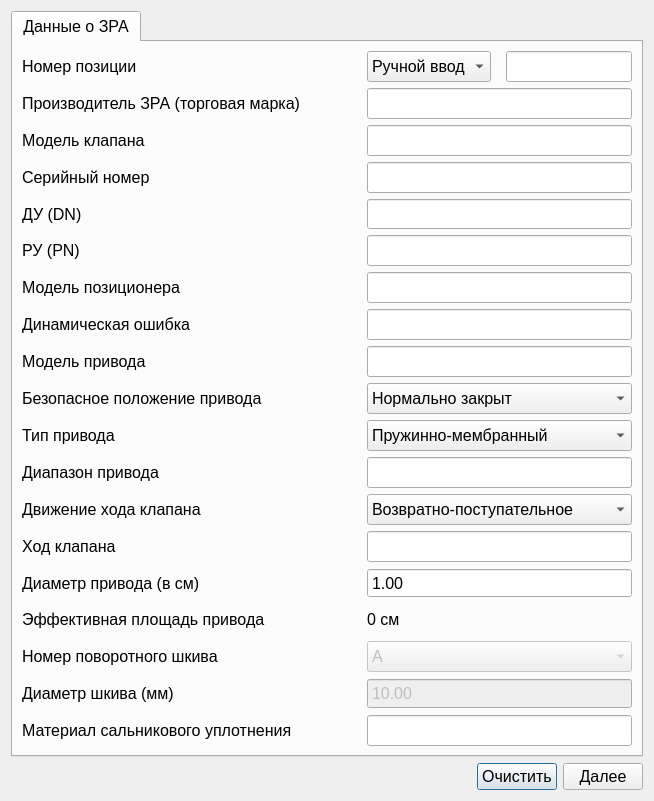
Before: the Qt Designer form ValveWindow.ui in Rekvim/MpiSki, drawn with Qt 5.
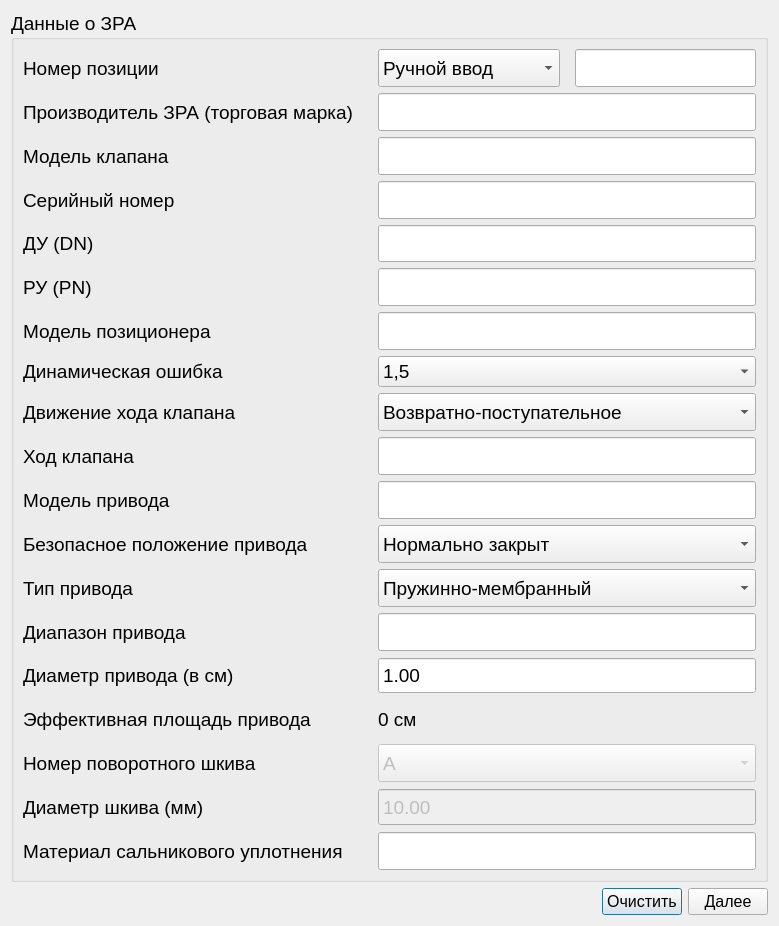
After: the same form once the commit is applied.

What changed in the file:
```diff
--- a/ValveWindow.ui
+++ b/ValveWindow.ui
@@ -6,8 +6,8 @@
    <rect>
     <x>0</x>
     <y>0</y>
-    <width>654</width>
-    <height>801</height>
+    <width>779</width>
+    <height>926</height>
    </rect>
   </property>
   <property name="sizePolicy">
@@ -26,31 +26,22 @@
   </property>
   <layout class="QVBoxLayout" name="verticalLayout_2">
    <item>
-    <widget class="QTabWidget" name="tabWidget">
+    <widget class="QGroupBox" name="groupBox">
      <property name="sizePolicy">
       <sizepolicy hsizetype="Expanding" vsizetype="Expanding">
        <horstretch>0</horstretch>
        <verstretch>0</verstretch>
       </sizepolicy>
      </property>
-     <property name="minimumSize">
-      <size>
-       <width>330</width>
-       <height>0</height>
-      </size>
-     </property>
      <property name="font">
       <font>
-       <pointsize>12</pointsize>
+       <family>Segoe UI</family>
+       <pointsize>14</pointsize>
       </font>
      </property>
-     <property name="currentIndex">
-      <number>0</number>
-     </property>
-     <widget class="QWidget" name="tab">
-      <attribute name="title">
+     <property name="title">
        <string>Данные о ЗРА</string>
-      </attribute>
+     </property>
       <layout class="QVBoxLayout" name="verticalLayout">
        <item>
         <layout class="QHBoxLayout" name="horizontalLayout_positionNumber">
@@ -67,16 +58,22 @@
            </property>
            <property name="minimumSize">
             <size>
-             <width>330</width>
+            <width>340</width>
              <height>0</height>
             </size>
            </property>
            <property name="maximumSize">
             <size>
-             <width>330</width>
+            <width>340</width>
              <height>16777215</height>
             </size>
            </property>
+          <property name="font">
+           <font>
+            <family>Segoe UI</family>
+            <pointsize>14</pointsize>
+           </font>
+          </property>
            <property name="text">
             <string>Номер позиции</string>
            </property>
@@ -90,6 +87,12 @@
              <verstretch>0</verstretch>
             </sizepolicy>
            </property>
+          <property name="font">
+           <font>
+            <family>Segoe UI</family>
+            <pointsize>14</pointsize>
+           </font>
+          </property>
            <item>
             <property name="text">
              <string>Ручной ввод</string>
@@ -111,6 +114,12 @@
              <height>0</height>
             </size>
            </property>
+          <property name="font">
+           <font>
+            <family>Segoe UI</family>
+            <pointsize>14</pointsize>
+           </font>
+          </property>
           </widget>
          </item>
         </layout>
@@ -130,10 +139,16 @@
            </property>
            <property name="maximumSize">
             <size>
-             <width>330</width>
+            <width>340</width>
              <height>16777215</height>
             </size>
            </property>
+          <property name="font">
+           <font>
+            <family>Segoe UI</family>
+            <pointsize>14</pointsize>
+           </font>
+          </property>
            <property name="text">
             <string>Производитель ЗРА (торговая марка)</string>
            </property>
@@ -153,6 +168,12 @@
              <height>0</height>
             </size>
            </property>
+          <property name="font">
+           <font>
+            <family>Segoe UI</family>
+            <pointsize>14</pointsize>
+           </font>
+          </property>
           </widget>
          </item>
         </layout>
@@ -178,10 +199,16 @@
            </property>
            <property name="maximumSize">
             <size>
-             <width>330</width>
+            <width>340</width>
              <height>16777215</height>
             </size>
            </property>
+          <property name="font">
+           <font>
+            <family>Segoe UI</family>
+            <pointsize>14</pointsize>
+           </font>
+          </property>
            <property name="text">
             <string>Модель клапана</string>
            </property>
@@ -201,6 +228,12 @@
              <height>0</height>
             </size>
            </property>
+          <property name="font">
+           <font>
+            <family>Segoe UI</family>
+            <pointsize>14</pointsize>
+           </font>
+          </property>
           </widget>
          </item>
         </layout>
@@ -226,10 +259,16 @@
            </property>
            <property name="maximumSize">
             <size>
-             <width>330</width>
+            <width>340</width>
              <height>16777215</height>
             </size>
            </property>
+          <property name="font">
+           <font>
+            <family>Segoe UI</family>
+            <pointsize>14</pointsize>
+           </font>
+          </property>
            <property name="text">
             <string>Серийный номер</string>
            </property>
@@ -249,6 +288,12 @@
              <height>0</height>
             </size>
            </property>
+          <property name="font">
+           <font>
+            <family>Segoe UI</family>
+            <pointsize>14</pointsize>
+           </font>
+          </property>
           </widget>
          </item>
         </layout>
@@ -274,10 +319,16 @@
            </property>
            <property name="maximumSize">
             <size>
-             <width>330</width>
+            <width>340</width>
              <height>16777215</height>
             </size>
            </property>
+          <property name="font">
+           <font>
+            <family>Segoe UI</family>
+            <pointsize>14</pointsize>
+           </font>
+          </property>
            <property name="text">
             <string>ДУ (DN)</string>
            </property>
@@ -297,6 +348,12 @@
              <height>0</height>
             </size>
            </property>
+          <property name="font">
+           <font>
+            <family>Segoe UI</family>
+            <pointsize>14</pointsize>
+           </font>
+          </property>
           </widget>
          </item>
         </layout>
@@ -322,10 +379,16 @@
            </property>
            <property name="maximumSize">
             <size>
-             <width>330</width>
+            <width>340</width>
              <height>16777215</height>
             </size>
            </property>
+          <property name="font">
+           <font>
+            <family>Segoe UI</family>
+            <pointsize>14</pointsize>
+           </font>
+          </property>
            <property name="text">
             <string>РУ (PN)</string>
            </property>
@@ -345,6 +408,12 @@
              <height>0</height>
             </size>
            </property>
+          <property name="font">
+           <font>
+            <family>Segoe UI</family>
+            <pointsize>14</pointsize>
+           </font>
+          </property>
           </widget>
          </item>
         </layout>
@@ -370,10 +439,16 @@
            </property>
            <property name="maximumSize">
             <size>
-             <width>330</width>
+            <width>340</width>
              <height>16777215</height>
             </size>
            </property>
+          <property name="font">
+           <font>
+            <family>Segoe UI</family>
+            <pointsize>14</pointsize>
+           </font>
+          </property>
            <property name="text">
             <string>Модель позиционера</string>
            </property>
@@ -393,6 +468,12 @@
              <height>0</height>
             </size>
            </property>
+          <property name="font">
+           <font>
+            <family>Segoe UI</family>
+            <pointsize>14</pointsize>
+           </font>
+          </property>
           </widget>
          </item>
         </layout>
@@ -418,17 +499,50 @@
            </property>
            <property name="maximumSize">
             <size>
-             <width>330</width>
+            <width>340</width>
              <height>16777215</height>
             </size>
            </property>
+          <property name="font">
+           <font>
+            <family>Segoe UI</family>
+            <pointsize>14</pointsize>
+           </font>
+          </property>
            <property name="text">
             <string>Динамическая ошибка</string>
            </property>
           </widget>
          </item>
          <item>
-          <widget class="QLineEdit" name="lineEdit_dinamicError">
+         <widget class="QComboBox" name="comboBox_dinamicError">
+          <property name="font">
+           <font>
+            <family>Segoe UI</family>
+            <pointsize>14</pointsize>
+           </font>
+          </property>
+          <item>
+           <property name="text">
+            <string>1,5</string>
+           </property>
+          </item>
+          <item>
+           <property name="text">
+            <string>2,5</string>
+           </property>
+          </item>
+         </widget>
+        </item>
+       </layout>
+      </item>
+      <item>
+       <layout class="QHBoxLayout" name="horizontalLayout_strokeMovement">
+        <property name="spacing">
+         <number>15</number>
+        </property>
+        <item>
+         <widget class="QLabel" name="label_strokeMovement">
            <property name="sizePolicy">
             <sizepolicy hsizetype="Preferred" vsizetype="Preferred">
              <horstretch>0</horstretch>
@@ -437,9 +551,116 @@
            </property>
            <property name="minimumSize">
             <size>
+            <width>330</width>
+            <height>0</height>
+           </size>
+          </property>
+          <property name="maximumSize">
+           <size>
+            <width>340</width>
+            <height>16777215</height>
+           </size>
+          </property>
+          <property name="font">
+           <font>
+            <family>Segoe UI</family>
+            <pointsize>14</pointsize>
+           </font>
+          </property>
+          <property name="text">
+           <string>Движение хода клапана</string>
+          </property>
+         </widget>
+        </item>
+        <item>
+         <widget class="QComboBox" name="comboBox_strokeMovement">
+          <property name="sizePolicy">
+           <sizepolicy hsizetype="Preferred" vsizetype="Preferred">
+            <horstretch>0</horstretch>
+            <verstretch>0</verstretch>
+           </sizepolicy>
+          </property>
+          <property name="minimumSize">
+           <size>
              <width>0</width>
              <height>0</height>
             </size>
+          </property>
+          <property name="font">
+           <font>
+            <family>Segoe UI</family>
+            <pointsize>14</pointsize>
+           </font>
+          </property>
+          <item>
+           <property name="text">
+            <string>Возвратно-поступательное</string>
+           </property>
+          </item>
+          <item>
+           <property name="text">
+            <string>Поворотное</string>
+           </property>
+          </item>
+         </widget>
+        </item>
+       </layout>
+      </item>
+      <item>
+       <layout class="QHBoxLayout" name="horizontalLayout_valveStroke">
+        <property name="spacing">
+         <number>15</number>
+        </property>
+        <item>
+         <widget class="QLabel" name="label_valveStroke">
+          <property name="sizePolicy">
+           <sizepolicy hsizetype="Preferred" vsizetype="Preferred">
+            <horstretch>0</horstretch>
+            <verstretch>0</verstretch>
+           </sizepolicy>
+          </property>
+          <property name="minimumSize">
+           <size>
+            <width>330</width>
+            <height>0</height>
+           </size>
+          </property>
+          <property name="maximumSize">
+           <size>
+            <width>340</width>
+            <height>16777215</height>
+           </size>
+          </property>
+          <property name="font">
+           <font>
+            <family>Segoe UI</family>
+            <pointsize>14</pointsize>
+           </font>
+          </property>
+          <property name="text">
+           <string>Ход клапана</string>
+          </property>
+         </widget>
+        </item>
+        <item>
+         <widget class="QLineEdit" name="lineEdit_valveStroke">
+          <property name="sizePolicy">
+           <sizepolicy hsizetype="Preferred" vsizetype="Preferred">
+            <horstretch>0</horstretch>
+            <verstretch>0</verstretch>
+           </sizepolicy>
+          </property>
+          <property name="minimumSize">
+           <size>
+            <width>0</width>
+            <height>0</height>
+           </size>
+          </property>
+          <property name="font">
+           <font>
+            <family>Segoe UI</family>
+            <pointsize>14</pointsize>
+           </font>
            </property>
           </widget>
          </item>
@@ -466,10 +687,16 @@
            </property>
            <property name="maximumSize">
             <size>
-             <width>330</width>
+            <width>340</width>
              <height>16777215</height>
             </size>
            </property>
+          <property name="font">
+           <font>
+            <family>Segoe UI</family>
+            <pointsize>14</pointsize>
+           </font>
+          </property>
            <property name="text">
             <string>Модель привода</string>
            </property>
@@ -489,6 +716,12 @@
              <height>0</height>
             </size>
            </property>
+          <property name="font">
+           <font>
+            <family>Segoe UI</family>
+            <pointsize>14</pointsize>
+           </font>
+          </property>
           </widget>
          </item>
         </layout>
@@ -514,10 +747,16 @@
            </property>
            <property name="maximumSize">
             <size>
-             <width>330</width>
+            <width>340</width>
              <height>16777215</height>
             </size>
            </property>
+          <property name="font">
+           <font>
+            <family>Segoe UI</family>
+            <pointsize>14</pointsize>
+           </font>
+          </property>
            <property name="text">
             <string>Безопасное положение привода</string>
            </property>
@@ -537,6 +776,12 @@
              <height>0</height>
             </size>
            </property>
+          <property name="font">
+           <font>
+            <family>Segoe UI</family>
+            <pointsize>14</pointsize>
+           </font>
+          </property>
            <item>
             <property name="text">
              <string>Нормально закрыт</string>
@@ -572,10 +817,16 @@
            </property>
            <property name="maximumSize">
             <size>
-             <width>330</width>
+            <width>340</width>
              <height>16777215</height>
             </size>
            </property>
+          <property name="font">
+           <font>
+            <family>Segoe UI</family>
+            <pointsize>14</pointsize>
+           </font>
+          </property>
            <property name="text">
             <string>Тип привода</string>
            </property>
@@ -595,6 +846,12 @@
              <height>0</height>
             </size>
            </property>
+          <property name="font">
+           <font>
+            <family>Segoe UI</family>
+            <pointsize>14</pointsize>
+           </font>
+          </property>
            <item>
             <property name="text">
              <string>Пружинно-мембранный</string>
@@ -630,10 +887,16 @@
            </property>
            <property name="maximumSize">
             <size>
-             <width>330</width>
+            <width>340</width>
              <height>16777215</height>
             </size>
            </property>
+          <property name="font">
+           <font>
+            <family>Segoe UI</family>
+            <pointsize>14</pointsize>
+           </font>
+          </property>
            <property name="text">
             <string>Диапазон привода</string>
            </property>
@@ -653,111 +916,11 @@
              <height>0</height>
             </size>
            </property>
-          </widget>
-         </item>
-        </layout>
-       </item>
-       <item>
-        <layout class="QHBoxLayout" name="horizontalLayout_strokeMovement">
-         <property name="spacing">
-          <number>15</number>
-         </property>
-         <item>
-          <widget class="QLabel" name="label_strokeMovement">
-           <property name="sizePolicy">
-            <sizepolicy hsizetype="Preferred" vsizetype="Preferred">
-             <horstretch>0</horstretch>
-             <verstretch>0</verstretch>
-            </sizepolicy>
-           </property>
-           <property name="minimumSize">
-            <size>
-             <width>330</width>
-             <height>0</height>
-            </size>
-           </property>
-           <property name="maximumSize">
-            <size>
-             <width>330</width>
-             <height>16777215</height>
-            </size>
-           </property>
-           <property name="text">
-            <string>Движение хода клапана</string>
-           </property>
-          </widget>
-         </item>
-         <item>
-          <widget class="QComboBox" name="comboBox_strokeMovement">
-           <property name="sizePolicy">
-            <sizepolicy hsizetype="Preferred" vsizetype="Preferred">
-             <horstretch>0</horstretch>
-             <verstretch>0</verstretch>
-            </sizepolicy>
-           </property>
-           <property name="minimumSize">
-            <size>
-             <width>0</width>
-             <height>0</height>
-            </size>
-           </property>
-           <item>
-            <property name="text">
-             <string>Возвратно-поступательное</string>
-            </property>
-           </item>
-           <item>
-            <property name="text">
-             <string>Поворотное</string>
-            </property>
-           </item>
-          </widget>
-         </item>
-        </layout>
-       </item>
-       <item>
-        <layout class="QHBoxLayout" name="horizontalLayout_valveStroke">
-         <property name="spacing">
-          <number>15</number>
-         </property>
-         <item>
-          <widget class="QLabel" name="label_valveStroke">
-           <property name="sizePolicy">
-            <sizepolicy hsizetype="Preferred" vsizetype="Preferred">
-             <horstretch>0</horstretch>
-             <verstretch>0</verstretch>
-            </sizepolicy>
-           </property>
-           <property name="minimumSize">
-            <size>
-             <width>330</width>
-             <height>0</height>
-            </size>
-           </property>
-           <property name="maximumSize">
-            <size>
-             <width>330</width>
-             <height>16777215</height>
-            </size>
-           </property>
-           <property name="text">
-            <string>Ход клапана</string>
-           </property>
-          </widget>
-         </item>
-         <item>
-          <widget class="QLineEdit" name="lineEdit_valveStroke">
-           <property name="sizePolicy">
-            <sizepolicy hsizetype="Preferred" vsizetype="Preferred">
-             <horstretch>0</horstretch>
-             <verstretch>0</verstretch>
-            </sizepolicy>
-           </property>
-           <property name="minimumSize">
-            <size>
-             <width>0</width>
-             <height>0</height>
-            </size>
+          <property name="font">
+           <font>
+            <family>Segoe UI</family>
+            <pointsize>14</pointsize>
+           </font>
            </property>
           </widget>
          </item>
@@ -784,10 +947,16 @@
            </property>
            <property name="maximumSize">
             <size>
-             <width>330</width>
+            <width>340</width>
              <height>16777215</height>
             </size>
            </property>
+          <property name="font">
+           <font>
+            <family>Segoe UI</family>
+            <pointsize>14</pointsize>
+           </font>
+          </property>
            <property name="text">
             <string>Диаметр привода (в см)</string>
            </property>
@@ -807,6 +976,12 @@
              <height>0</height>
             </size>
            </property>
+          <property name="font">
+           <font>
+            <family>Segoe UI</family>
+            <pointsize>14</pointsize>
+           </font>
+          </property>
            <property name="buttonSymbols">
             <enum>QAbstractSpinBox::ButtonSymbols::NoButtons</enum>
            </property>
@@ -841,10 +1016,16 @@
            </property>
            <property name="maximumSize">
             <size>
-             <width>330</width>
+            <width>340</width>
              <height>16777215</height>
             </size>
            </property>
+          <property name="font">
+           <font>
+            <family>Segoe UI</family>
+            <pointsize>14</pointsize>
+           </font>
+          </property>
            <property name="text">
             <string>Эффективная площадь привода</string>
            </property>
@@ -864,6 +1045,12 @@
              <height>0</height>
             </size>
            </property>
+          <property name="font">
+           <font>
+            <family>Segoe UI</family>
+            <pointsize>14</pointsize>
+           </font>
+          </property>
            <property name="text">
             <string>0 см</string>
            </property>
@@ -892,10 +1079,16 @@
            </property>
            <property name="maximumSize">
             <size>
-             <width>330</width>
+            <width>340</width>
              <height>16777215</height>
             </size>
            </property>
+          <property name="font">
+           <font>
+            <family>Segoe UI</family>
+            <pointsize>14</pointsize>
+           </font>
+          </property>
            <property name="text">
             <string>Номер поворотного шкива</string>
            </property>
@@ -918,6 +1111,12 @@
              <height>0</height>
             </size>
            </property>
+          <property name="font">
+           <font>
+            <family>Segoe UI</family>
+            <pointsize>14</pointsize>
+           </font>
+          </property>
            <item>
             <property name="text">
              <string>A</string>
@@ -968,10 +1167,16 @@
            </property>
            <property name="maximumSize">
             <size>
-             <width>330</width>
+            <width>340</width>
              <height>16777215</height>
             </size>
            </property>
+          <property name="font">
+           <font>
+            <family>Segoe UI</family>
+            <pointsize>14</pointsize>
+           </font>
+          </property>
            <property name="text">
             <string>Диаметр шкива (мм)</string>
            </property>
@@ -994,6 +1199,12 @@
              <height>0</height>
             </size>
            </property>
+          <property name="font">
+           <font>
+            <family>Segoe UI</family>
+            <pointsize>14</pointsize>
+           </font>
+          </property>
            <property name="buttonSymbols">
             <enum>QAbstractSpinBox::ButtonSymbols::NoButtons</enum>
            </property>
@@ -1031,10 +1242,16 @@
            </property>
            <property name="maximumSize">
             <size>
-             <width>330</width>
+            <width>340</width>
              <height>16777215</height>
             </size>
            </property>
+          <property name="font">
+           <font>
+            <family>Segoe UI</family>
+            <pointsize>14</pointsize>
+           </font>
+          </property>
            <property name="text">
             <string>Материал сальникового уплотнения</string>
            </property>
@@ -1054,12 +1271,17 @@
              <height>0</height>
             </size>
            </property>
+          <property name="font">
+           <font>
+            <family>Segoe UI</family>
+            <pointsize>14</pointsize>
+           </font>
+          </property>
           </widget>
          </item>
         </layout>
        </item>
       </layout>
-     </widget>
     </widget>
    </item>
    <item>
```
Left out of the diff: 1 changed line with no effect on the pictures. Lines whose indentation alone changed are shown as unchanged.
